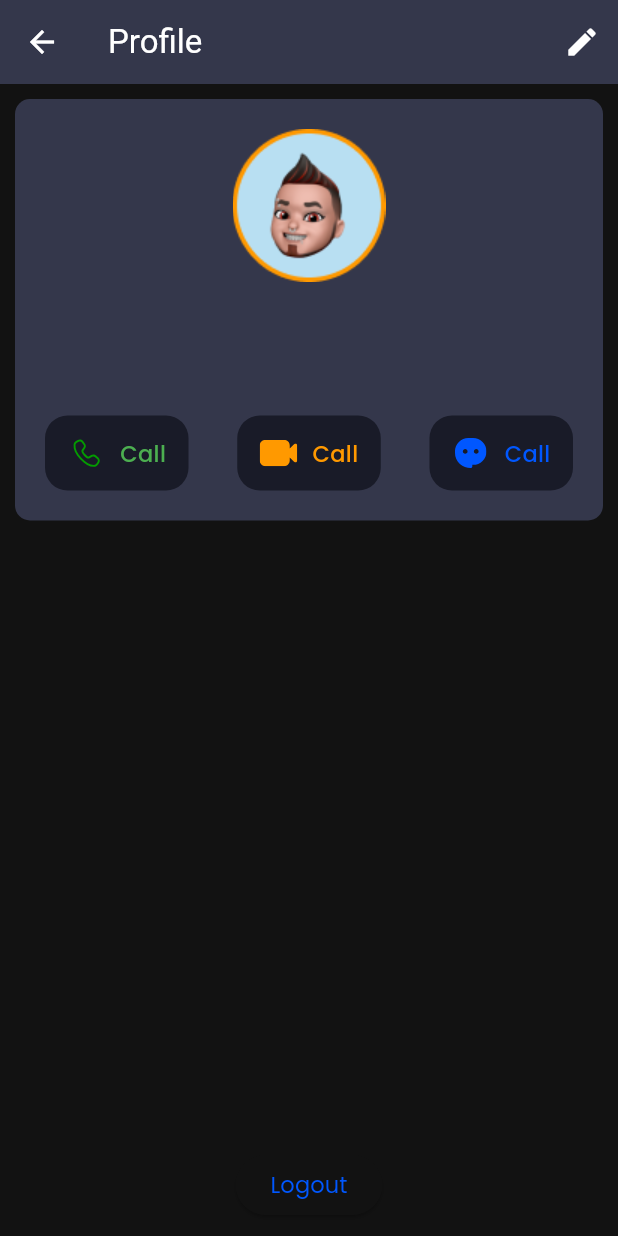
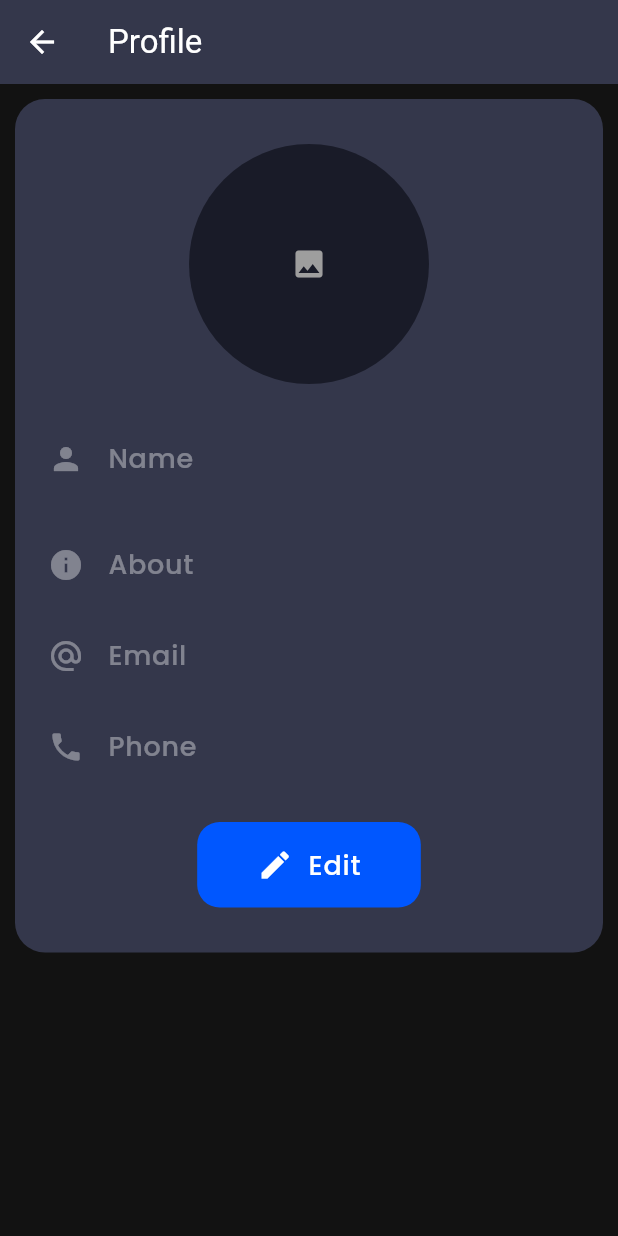
Before and after one commit to NgVietAnh24/MeChat, a Flutter app: the HomePage screen opened by its route, after a tap on the "more vert" icon, on a phone screen of 412 x 824 dp. Run offline on Flutter 3.47's test engine with Material 3 defaults, Android fonts, the phone set to English and light mode, and no system bars; our stand-ins replace cloud_firestore, firebase_auth, firebase_core, flutter_svg, get, slide_to_act; accounts and stored records are empty; network calls fail; statements that could not run were skipped.

Commit message:
Hoàn thành lấy dữ liệu từ filebase lên UI EditProfile và Hoàn thiện UI Profile

```diff
--- a/lib/Config/PagePath.dart
+++ b/lib/Config/PagePath.dart
@@ -2,8 +2,8 @@ import 'package:get/get.dart';
 import 'package:mechat/Pages/Auth/AuthPage.dart';
 import 'package:mechat/Pages/Chat/ChatPage.dart';
 import 'package:mechat/Pages/Home/HomePage.dart';
-import 'package:mechat/Pages/Profile/ProfilePage.dart';
-import 'package:mechat/Pages/Profile/UpdateProfile.dart';
+import 'package:mechat/Pages/UserProfile/ProfilePage.dart';
+import 'package:mechat/Pages/UserProfile/UpdateProfile.dart';
 
 var pagePath = [
   GetPage(
@@ -21,14 +21,14 @@ var pagePath = [
     page: () => const ChatPage(),
     transition: Transition.leftToRight,
   ),
-  GetPage(
-    name: "/profilePage",
-    page: () => const ProfilePage(),
-    transition: Transition.leftToRight,
-  ),
-  GetPage(
-    name: "/updateProfilePage",
-    page: () => const UpdateProfile(),
-    transition: Transition.leftToRight,
-  ),
+  // GetPage(
+  //   name: "/profilePage",
+  //   page: () => const UserProfilePage(),
+  //   transition: Transition.leftToRight,
+  // ),
+  // GetPage(
+  //   name: "/updateProfilePage",
+  //   page: () => const UserUpdateProfile(),
+  //   transition: Transition.leftToRight,
+  // ),
 ];
--- a/lib/Model/UserModel.dart
+++ b/lib/Model/UserModel.dart
@@ -5,8 +5,12 @@ class UserModel {
   String? email;
   String? profileImage;
   String? phoneNumber;
+  String? about;
+  String? createAt;
+  String? lastOnlineStatus;
+  String? status;
 
-  UserModel({this.id, this.name, this.email, this.profileImage, this.phoneNumber});
+  UserModel({this.id, this.name, this.email, this.profileImage, this.phoneNumber, this.about, this.createAt, this.lastOnlineStatus, this.status});
 
   UserModel.fromJson(Map<String, dynamic> json) {
     id = json["id"];
@@ -14,6 +18,10 @@ class UserModel {
     email = json["email"];
     profileImage = json["profileImage"];
     phoneNumber = json["phoneNumber"];
+    about = json["about"];
+    createAt = json["createAt"];
+    lastOnlineStatus = json["lastOnlineStatus"];
+    status = json["status"];
   }
 
   Map<String, dynamic> toJson() {
@@ -23,6 +31,10 @@ class UserModel {
     _data["email"] = email;
     _data["profileImage"] = profileImage;
     _data["phoneNumber"] = phoneNumber;
+    _data["about"] = about;
+    _data["createAt"] = createAt;
+    _data["lastOnlineStatus"] = lastOnlineStatus;
+    _data["status"] = status;
     return _data;
   }
 }
--- a/lib/Pages/Home/HomePage.dart
+++ b/lib/Pages/Home/HomePage.dart
@@ -5,6 +5,7 @@ import 'package:mechat/Config/String.dart';
 import 'package:mechat/Config/imges.dart';
 import 'package:mechat/Pages/Home/Widgets/ChatsList.dart';
 import 'package:mechat/Pages/Home/Widgets/TableBar.dart';
+import 'package:mechat/Pages/ProfilePage/ProfilePage.dart';
 
 import '../../Controller/ProfileController.dart';
 
@@ -42,7 +43,8 @@ class _HomePageState extends State<HomePage> with TickerProviderStateMixin {
           ),
           IconButton(
             onPressed: () {
-              Get.toNamed("/profilePage");
+              // Get.toNamed("/profilePage");
+              Get.to(ProfilePage());
             },
             icon: Icon(
               Icons.more_vert,
--- /dev/null
+++ b/lib/Pages/ProfilePage/ProfilePage.dart
@@ -0,0 +1,152 @@
+import 'package:flutter/foundation.dart';
+import 'package:flutter/material.dart';
+import 'package:get/get.dart';
+import 'package:mechat/Config/imges.dart';
+import 'package:mechat/Controller/ProfileController.dart';
+import 'package:mechat/Widget/PrimatyButton.dart';
+
+class ProfilePage extends StatelessWidget {
+  const ProfilePage({super.key});
+
+  @override
+  Widget build(BuildContext context) {
+    RxBool isEdit = false.obs;
+    ProfileController profileController = Get.put(ProfileController());
+    TextEditingController name =
+        TextEditingController(text: profileController.currentUser.value.name);
+    TextEditingController email =
+        TextEditingController(text: profileController.currentUser.value.email);
+    TextEditingController phone = TextEditingController(
+        text: profileController.currentUser.value.phoneNumber);
+    TextEditingController about =
+        TextEditingController(text: profileController.currentUser.value.about);
+    return Scaffold(
+      appBar: AppBar(
+        title: Text("Profile"),
+      ),
+      body: Padding(
+        padding: const EdgeInsets.all(10),
+        child: ListView(
+          children: [
+            Container(
+              padding: EdgeInsets.all(10),
+              // height: 300,
+              decoration: BoxDecoration(
+                color: Theme.of(context).colorScheme.primaryContainer,
+                borderRadius: BorderRadius.circular(20),
+              ),
+              child: Row(
+                children: [
+                  Expanded(
+                    child: Column(
+                      children: [
+                        SizedBox(
+                          height: 20,
+                        ),
+                        Row(
+                          mainAxisAlignment: MainAxisAlignment.center,
+                          children: [
+                            CircleAvatar(
+                              backgroundColor:
+                                  Theme.of(context).colorScheme.background,
+                              radius: 80,
+                              child: Icon(Icons.image),
+                            ),
+                          ],
+                        ),
+                        SizedBox(
+                          height: 20,
+                        ),
+                        Obx(
+                          () => TextField(
+                            controller: name,
+                            enabled: isEdit.value,
+                            decoration: InputDecoration(
+                              filled: isEdit.value,
+                              labelText: "Name",
+                              prefixIcon: Icon(
+                                Icons.person,
+                              ),
+                            ),
+                          ),
+                        ),
+                        SizedBox(
+                          height: 10,
+                        ),
+                        Obx(
+                          () => TextField(
+                            controller: about,
+                            enabled: isEdit.value,
+                            decoration: InputDecoration(
+                              filled: isEdit.value,
+                              labelText: "About",
+                              prefixIcon: Icon(
+                                Icons.info,
+                              ),
+                            ),
+                          ),
+                        ),
+                        TextField(
+                          controller: email,
+                          enabled: isEdit.value,
+                          decoration: InputDecoration(
+                            filled: isEdit.value,
+                            labelText: "Email",
+                            prefixIcon: Icon(
+                              Icons.alternate_email,
+                            ),
+                          ),
+                        ),
+                        Obx(
+                          () => TextField(
+                            controller: phone,
+                            enabled: isEdit.value,
+                            decoration: InputDecoration(
+                              filled: isEdit.value,
+                              labelText: "Phone",
+                              prefixIcon: Icon(
+                                Icons.phone,
+                              ),
+                            ),
+                          ),
+                        ),
+                        SizedBox(
+                          height: 20,
+                        ),
+                        Row(
+                          mainAxisAlignment: MainAxisAlignment.center,
+                          children: [
+                            Obx(
+                              () => isEdit.value
+                                  ? PrimaryButton(
+                                      btnName: "Save",
+                                      icon: Icons.save,
+                                      onTap: () {
+                                        isEdit.value = false;
+                                      },
+                                    )
+                                  : PrimaryButton(
+                                      btnName: "Edit",
+                                      icon: Icons.edit,
+                                      onTap: () {
+                                        isEdit.value = true;
+                                      },
+                                    ),
+                            ),
+                          ],
+                        ),
+                        SizedBox(
+                          height: 20,
+                        ),
+                      ],
+                    ),
+                  ),
+                ],
+              ),
+            ),
+          ],
+        ),
+      ),
+    );
+  }
+}
--- a/lib/Pages/Profile/ProfilePage.dart
+++ b/lib/Pages/UserProfile/ProfilePage.dart
@@ -2,10 +2,10 @@ import 'package:flutter/material.dart';
 import 'package:get/get.dart';
 import 'package:mechat/Controller/AuthController.dart';
 import 'package:mechat/Controller/ProfileController.dart';
-import 'package:mechat/Pages/Profile/Widgets/UserInfo.dart';
+import 'package:mechat/Pages/UserProfile/Widgets/UserInfo.dart';
 
-class ProfilePage extends StatelessWidget {
-  const ProfilePage({super.key});
+class UserProfilePage extends StatelessWidget {
+  const UserProfilePage({super.key});
 
   @override
   Widget build(BuildContext context) {
--- a/lib/Pages/Profile/UpdateProfile.dart
+++ b/lib/Pages/UserProfile/UpdateProfile.dart
@@ -3,8 +3,8 @@ import 'package:get/get.dart';
 import 'package:mechat/Controller/ProfileController.dart';
 import 'package:mechat/Widget/PrimatyButton.dart';
 
-class UpdateProfile extends StatelessWidget {
-  const UpdateProfile({super.key});
+class UserUpdateProfile extends StatelessWidget {
+  const UserUpdateProfile({super.key});
 
   @override
   Widget build(BuildContext context) {
```
Also changed, not shown: lib/Pages/UserProfile/Widgets/UserInfo.dart (renamed from lib/Pages/Profile/Widgets/UserInfo.dart).
